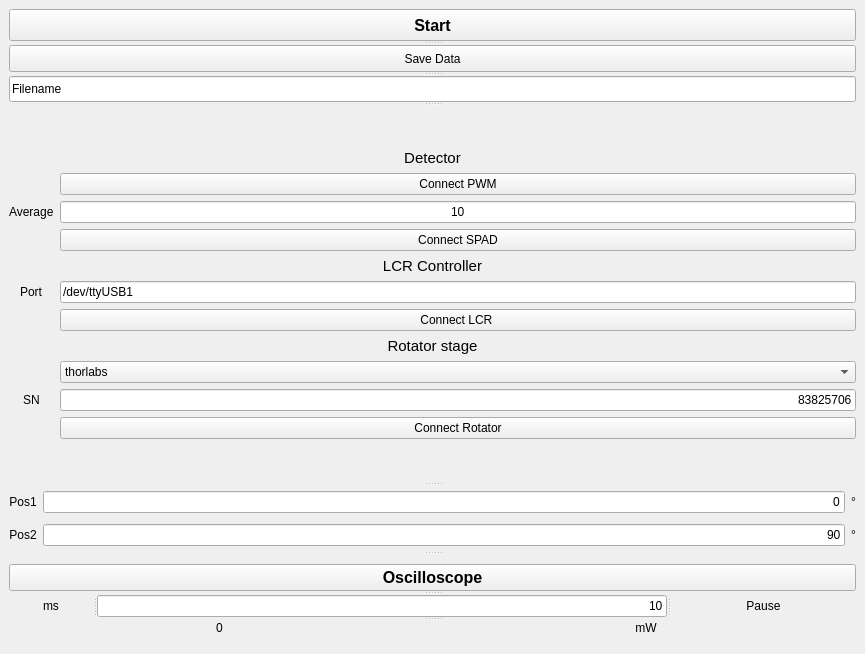
Qt form visLCR.ui (qLuxor/pylabtools) before a commit.
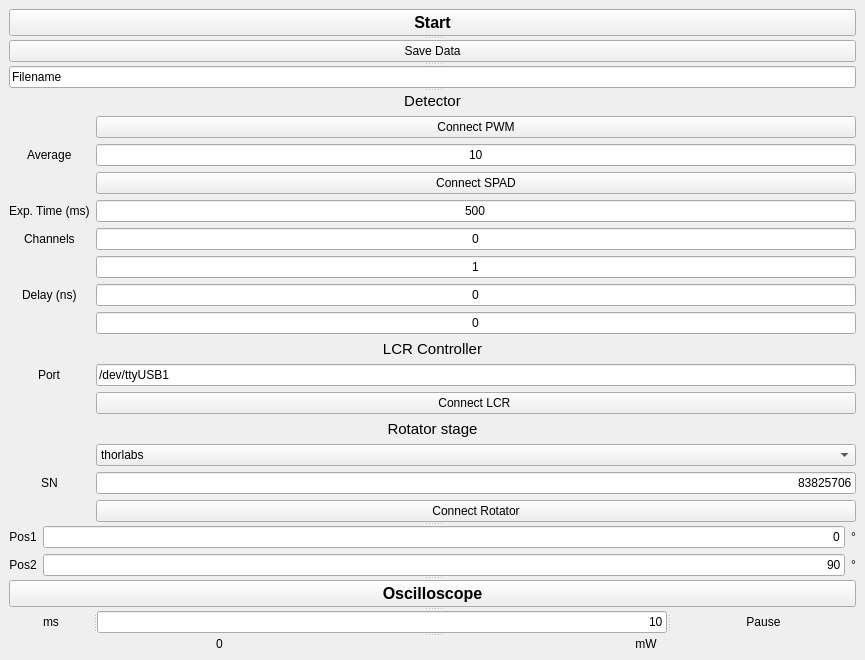
The same form after that commit.

Commit message: Added SPAD controls in UI

What changed in the file:
```diff
--- a/visLCR.ui
+++ b/visLCR.ui
@@ -75,7 +75,7 @@
              <property name="formAlignment">
               <set>Qt::AlignCenter</set>
              </property>
-             <item row="4" column="0" colspan="2">
+             <item row="9" column="0" colspan="2">
               <widget class="QLabel" name="label_4">
                <property name="font">
                 <font>
@@ -90,7 +90,7 @@
                </property>
               </widget>
              </item>
-             <item row="7" column="0" colspan="2">
+             <item row="12" column="0" colspan="2">
               <widget class="QLabel" name="label_14">
                <property name="font">
                 <font>
@@ -105,7 +105,7 @@
                </property>
               </widget>
              </item>
-             <item row="8" column="1">
+             <item row="13" column="1">
               <widget class="QComboBox" name="cmbLinearStage">
                <property name="sizePolicy">
                 <sizepolicy hsizetype="MinimumExpanding" vsizetype="Fixed">
@@ -123,7 +123,7 @@
                </item>
               </widget>
              </item>
-             <item row="9" column="0">
+             <item row="14" column="0">
               <widget class="QLabel" name="label_15">
                <property name="sizePolicy">
                 <sizepolicy hsizetype="Maximum" vsizetype="Preferred">
@@ -139,7 +139,7 @@
                </property>
               </widget>
              </item>
-             <item row="9" column="1">
+             <item row="14" column="1">
               <widget class="QLineEdit" name="txtSN">
                <property name="sizePolicy">
                 <sizepolicy hsizetype="MinimumExpanding" vsizetype="Fixed">
@@ -155,14 +155,14 @@
                </property>
               </widget>
              </item>
-             <item row="10" column="1">
+             <item row="15" column="1">
               <widget class="QPushButton" name="btnConnect">
                <property name="text">
                 <string>Connect Rotator</string>
                </property>
               </widget>
              </item>
-             <item row="5" column="1">
+             <item row="10" column="1">
               <widget class="QLineEdit" name="txtPort">
                <property name="text">
                 <string>/dev/ttyUSB1</string>
@@ -172,14 +172,14 @@
                </property>
               </widget>
              </item>
-             <item row="6" column="1">
+             <item row="11" column="1">
               <widget class="QPushButton" name="btnConnectLCR">
                <property name="text">
                 <string>Connect LCR </string>
                </property>
               </widget>
              </item>
-             <item row="5" column="0">
+             <item row="10" column="0">
               <widget class="QLabel" name="label_9">
                <property name="text">
                 <string>Port</string>
@@ -232,6 +232,77 @@
                </property>
               </widget>
              </item>
+             <item row="4" column="0">
+              <widget class="QLabel" name="label">
+               <property name="text">
+                <string>Exp. Time (ms)</string>
+               </property>
+              </widget>
+             </item>
+             <item row="4" column="1">
+              <widget class="QLineEdit" name="txtExposure">
+               <property name="text">
+                <string>500</string>
+               </property>
+               <property name="alignment">
+                <set>Qt::AlignCenter</set>
+               </property>
+              </widget>
+             </item>
+             <item row="5" column="0">
+              <widget class="QLabel" name="label_10">
+               <property name="text">
+                <string>Channels</string>
+               </property>
+              </widget>
+             </item>
+             <item row="5" column="1">
+              <widget class="QLineEdit" name="txtSPADChannel">
+               <property name="text">
+                <string>0</string>
+               </property>
+               <property name="alignment">
+                <set>Qt::AlignCenter</set>
+               </property>
+              </widget>
+             </item>
+             <item row="6" column="1">
+              <widget class="QLineEdit" name="txtSPADOtherChannel">
+               <property name="text">
+                <string>1</string>
+               </property>
+               <property name="alignment">
+                <set>Qt::AlignCenter</set>
+               </property>
+              </widget>
+             </item>
+             <item row="7" column="0">
+              <widget class="QLabel" name="label_11">
+               <property name="text">
+                <string>Delay (ns)</string>
+               </property>
+              </widget>
+             </item>
+             <item row="7" column="1">
+              <widget class="QLineEdit" name="txtDelay">
+               <property name="text">
+                <string>0</string>
+               </property>
+               <property name="alignment">
+                <set>Qt::AlignCenter</set>
+               </property>
+              </widget>
+             </item>
+             <item row="8" column="1">
+              <widget class="QLineEdit" name="txtOtherDelay">
+               <property name="text">
+                <string>0</string>
+               </property>
+               <property name="alignment">
+                <set>Qt::AlignCenter</set>
+               </property>
+              </widget>
+             </item>
             </layout>
            </widget>
            <widget class="QWidget" name="layoutWidget">
```
The commit also changes 1 other file.
